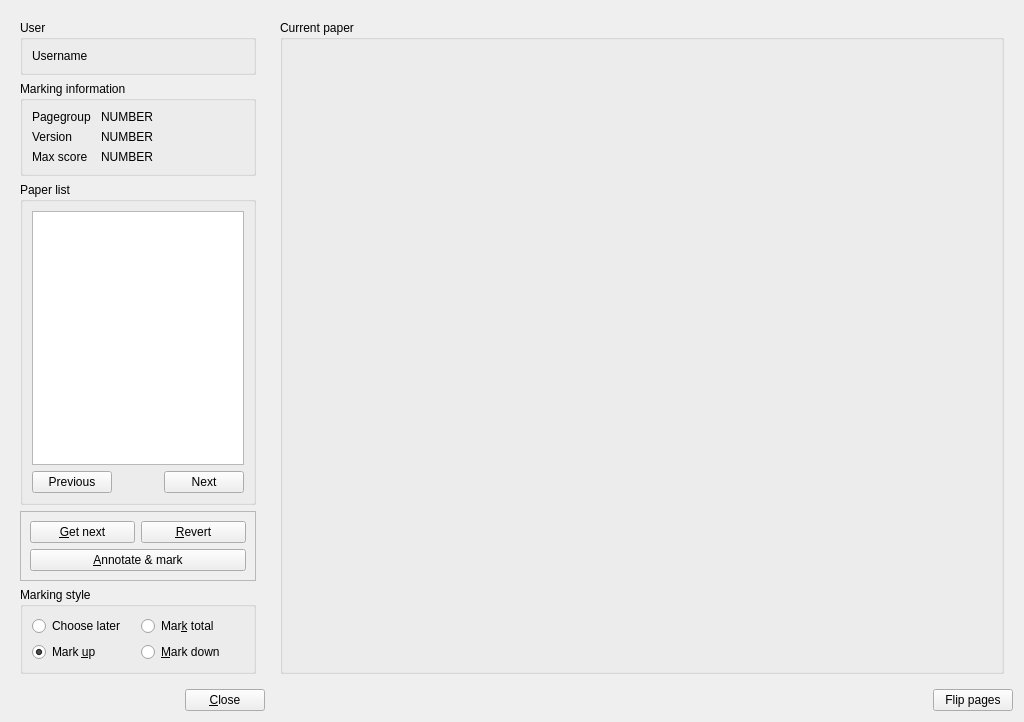
Before: the Qt Designer form qtCreatorFiles/ui_marker.ui in plomgrading/plom, drawn with Qt 5.
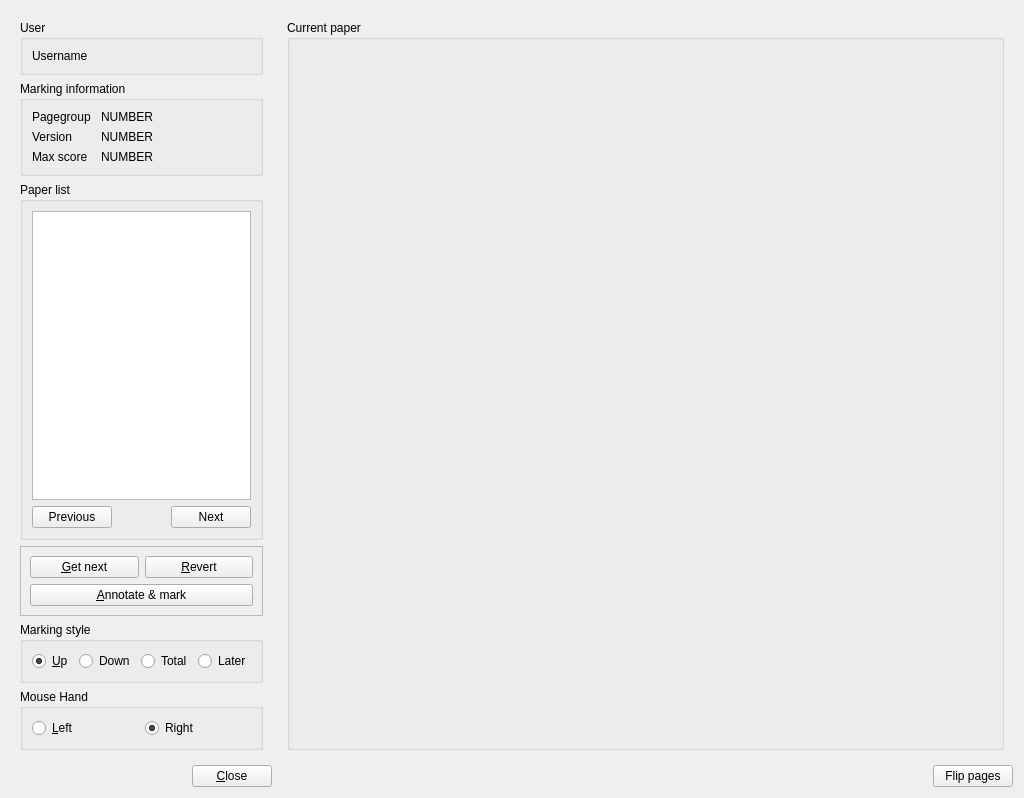
After: the same form once the commit is applied. Custom widgets are drawn as their Qt base class.

Commit message: Updated annotator layout for left-hand or right-hand on mouse - 2 layouts. Changed icons accordingly

```diff
--- a/qtCreatorFiles/ui_marker.ui
+++ b/qtCreatorFiles/ui_marker.ui
@@ -7,7 +7,7 @@
     <x>0</x>
     <y>0</y>
     <width>1024</width>
-    <height>722</height>
+    <height>798</height>
    </rect>
   </property>
   <property name="windowTitle">
@@ -181,14 +181,7 @@
          <enum>QFrame::Raised</enum>
         </property>
         <layout class="QGridLayout" name="gridLayout">
-         <item row="0" column="0">
-          <widget class="QPushButton" name="getNextButton">
-           <property name="text">
-            <string>&amp;Get next</string>
-           </property>
-          </widget>
-         </item>
-         <item row="2" column="0" colspan="2">
+         <item row="3" column="0" colspan="2">
           <widget class="QPushButton" name="annButton">
            <property name="sizePolicy">
             <sizepolicy hsizetype="Minimum" vsizetype="Fixed">
@@ -201,13 +194,20 @@
            </property>
           </widget>
          </item>
-         <item row="0" column="1">
+         <item row="1" column="1">
           <widget class="QPushButton" name="revertButton">
            <property name="text">
             <string>&amp;Revert</string>
            </property>
           </widget>
          </item>
+         <item row="1" column="0">
+          <widget class="QPushButton" name="getNextButton">
+           <property name="text">
+            <string>&amp;Get next</string>
+           </property>
+          </widget>
+         </item>
         </layout>
        </widget>
       </item>
@@ -216,11 +216,24 @@
         <property name="title">
          <string>Marking style</string>
         </property>
-        <layout class="QGridLayout" name="gridLayout_5">
-         <item row="1" column="1">
+        <layout class="QHBoxLayout" name="horizontalLayout_4">
+         <item>
+          <widget class="QRadioButton" name="markUpRB">
+           <property name="text">
+            <string>&amp;Up</string>
+           </property>
+           <property name="checked">
+            <bool>true</bool>
+           </property>
+           <attribute name="buttonGroup">
+            <string notr="true">markStyleGroup</string>
+           </attribute>
+          </widget>
+         </item>
+         <item>
           <widget class="QRadioButton" name="markDownRB">
            <property name="text">
-            <string>&amp;Mark down</string>
+            <string>Down</string>
            </property>
            <property name="checked">
             <bool>false</bool>
@@ -230,20 +243,20 @@
            </attribute>
           </widget>
          </item>
-         <item row="0" column="1">
+         <item>
           <widget class="QRadioButton" name="markTotalRB">
            <property name="text">
-            <string>Mar&amp;k total</string>
+            <string>Total</string>
            </property>
            <attribute name="buttonGroup">
             <string notr="true">markStyleGroup</string>
            </attribute>
           </widget>
          </item>
-         <item row="0" column="0">
+         <item>
           <widget class="QRadioButton" name="markLaterRB">
            <property name="text">
-            <string>Choose later</string>
+            <string>Later</string>
            </property>
            <property name="checked">
             <bool>false</bool>
@@ -253,16 +266,35 @@
            </attribute>
           </widget>
          </item>
-         <item row="1" column="0">
-          <widget class="QRadioButton" name="markUpRB">
+        </layout>
+       </widget>
+      </item>
+      <item>
+       <widget class="QGroupBox" name="handChoiceBox">
+        <property name="title">
+         <string>Mouse Hand</string>
+        </property>
+        <layout class="QHBoxLayout" name="horizontalLayout_3">
+         <item>
+          <widget class="QRadioButton" name="leftMouseRB">
            <property name="text">
-            <string>Mark &amp;up</string>
+            <string>&amp;Left</string>
+           </property>
+           <attribute name="buttonGroup">
+            <string notr="true">mouseHandGroup</string>
+           </attribute>
+          </widget>
+         </item>
+         <item>
+          <widget class="QRadioButton" name="rightMouseRB">
+           <property name="text">
+            <string>Right</string>
            </property>
            <property name="checked">
             <bool>true</bool>
            </property>
            <attribute name="buttonGroup">
-            <string notr="true">markStyleGroup</string>
+            <string notr="true">mouseHandGroup</string>
            </attribute>
           </widget>
          </item>
```
Left out of the diff: 1 changed line with no effect on the pictures. The commit also changes 7 other files.
